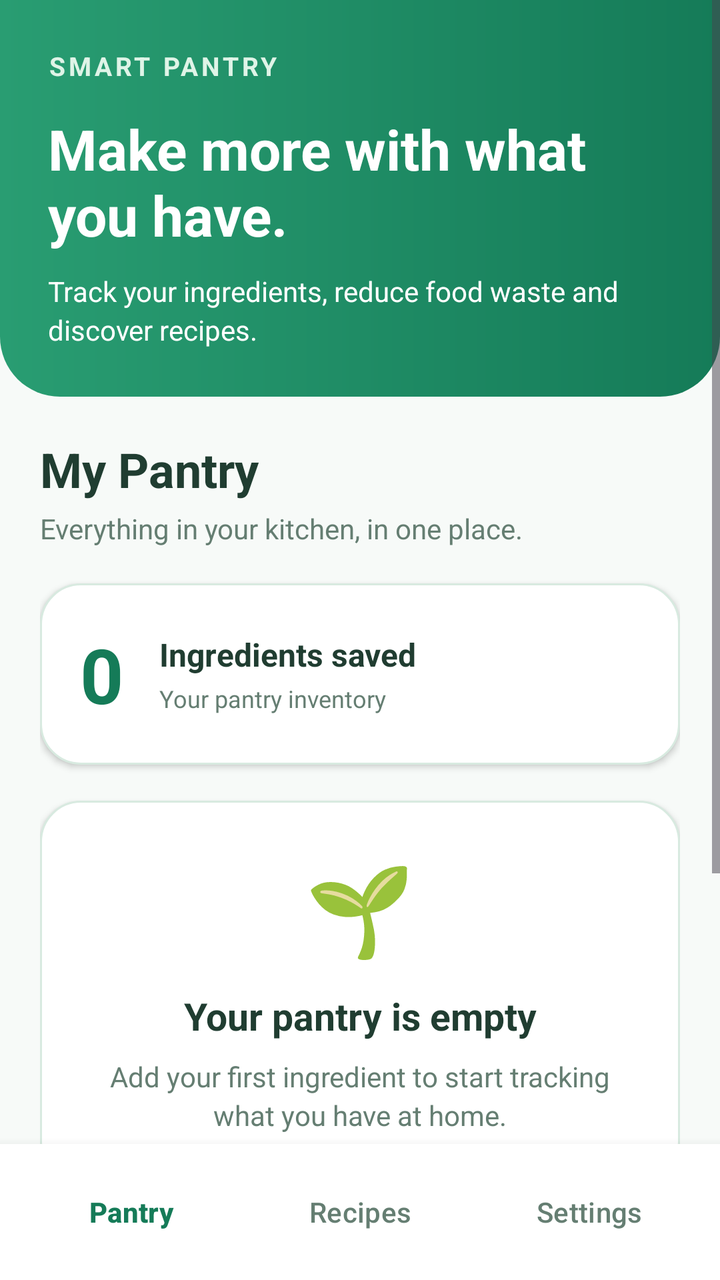
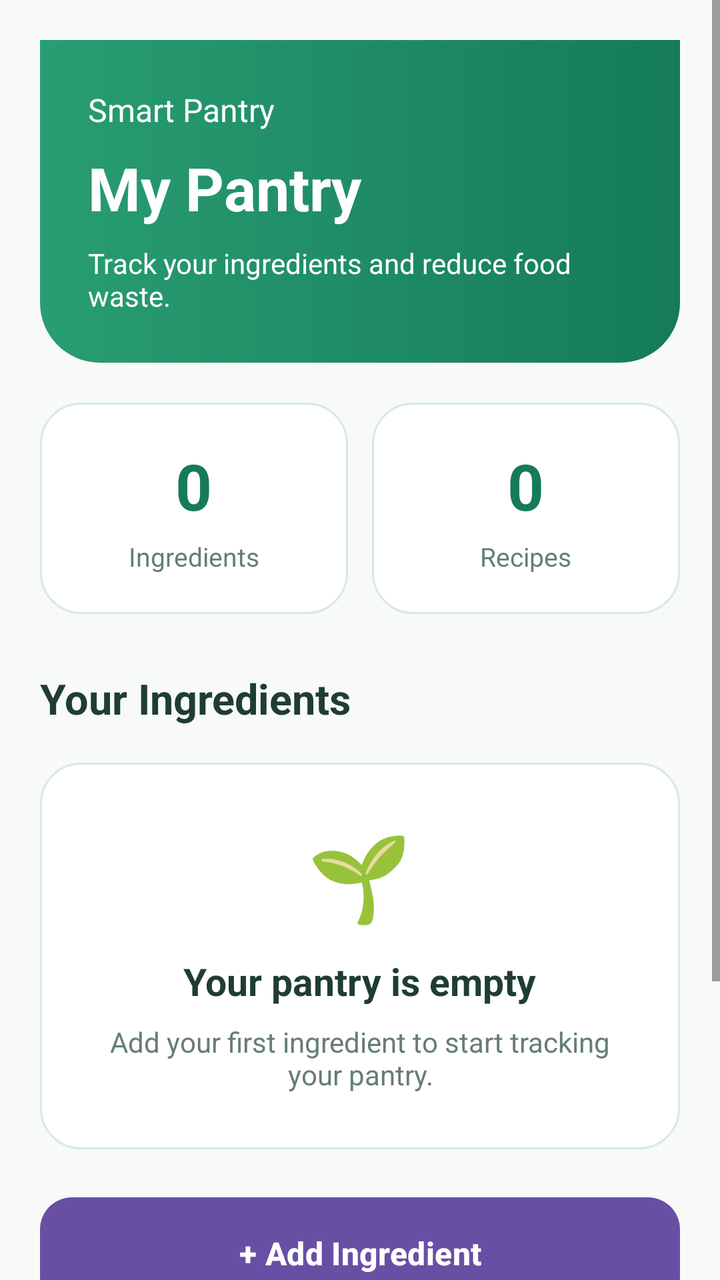

Two renders of the same Android screen: before a commit and after it. Below are the layout's source before the change and the commit's diff.
<!-- AndroidManifest.xml: application theme Theme.SmartPantryManager -->
<!-- res/layout/activity_main.xml -->
<?xml version="1.0" encoding="utf-8"?>
<LinearLayout
    xmlns:android="http://schemas.android.com/apk/res/android"
    android:id="@+id/main"
    android:layout_width="match_parent"
    android:layout_height="match_parent"
    android:orientation="vertical"
    android:background="@color/pantry_background">

    
    <ScrollView
        android:layout_width="match_parent"
        android:layout_height="0dp"
        android:layout_weight="1"
        android:fillViewport="true">

        <LinearLayout
            android:layout_width="match_parent"
            android:layout_height="wrap_content"
            android:orientation="vertical">

            
            <LinearLayout
                android:layout_width="match_parent"
                android:layout_height="wrap_content"
                android:orientation="vertical"
                android:padding="24dp"
                android:background="@drawable/bg_header">

                <TextView
                    android:layout_width="match_parent"
                    android:layout_height="wrap_content"
                    android:text="@string/header_kicker"
                    android:textColor="@color/pantry_mint"
                    android:textSize="13sp"
                    android:textStyle="bold"
                    android:letterSpacing="0.12" />

                <TextView
                    android:layout_width="match_parent"
                    android:layout_height="wrap_content"
                    android:layout_marginTop="14dp"
                    android:text="@string/header_title"
                    android:textColor="@color/pantry_white"
                    android:textSize="28sp"
                    android:textStyle="bold" />

                <TextView
                    android:layout_width="match_parent"
                    android:layout_height="wrap_content"
                    android:layout_marginTop="10dp"
                    android:text="@string/header_subtitle"
                    android:textColor="@color/pantry_white"
                    android:textSize="14sp"
                    android:lineSpacingExtra="3dp" />

            </LinearLayout>

            
            <LinearLayout
                android:layout_width="match_parent"
                android:layout_height="wrap_content"
                android:orientation="vertical"
                android:padding="20dp">

                
                <TextView
                    android:layout_width="match_parent"
                    android:layout_height="wrap_content"
                    android:text="@string/pantry_title"
                    android:textColor="@color/pantry_text"
                    android:textSize="24sp"
                    android:textStyle="bold" />

                <TextView
                    android:layout_width="match_parent"
                    android:layout_height="wrap_content"
                    android:layout_marginTop="4dp"
                    android:text="@string/pantry_subtitle"
                    android:textColor="@color/pantry_muted"
                    android:textSize="14sp" />

                
                <LinearLayout
                    android:layout_width="match_parent"
                    android:layout_height="wrap_content"
                    android:layout_marginTop="18dp"
                    android:padding="20dp"
                    android:orientation="horizontal"
                    android:gravity="center_vertical"
                    android:background="@drawable/bg_card"
                    android:elevation="2dp">

                    <TextView
                        android:id="@+id/tvIngredientCount"
                        android:layout_width="wrap_content"
                        android:layout_height="wrap_content"
                        android:text="@string/initial_pantry_count"
                        android:textColor="@color/pantry_green_dark"
                        android:textSize="38sp"
                        android:textStyle="bold" />

                    <LinearLayout
                        android:layout_width="match_parent"
                        android:layout_height="wrap_content"
                        android:layout_marginStart="18dp"
                        android:orientation="vertical">

                        <TextView
                            android:layout_width="match_parent"
                            android:layout_height="wrap_content"
                            android:text="@string/pantry_count_label"
                            android:textColor="@color/pantry_text"
                            android:textSize="16sp"
                            android:textStyle="bold" />

                        <TextView
                            android:layout_width="match_parent"
                            android:layout_height="wrap_content"
                            android:layout_marginTop="3dp"
                            android:text="@string/pantry_count_hint"
                            android:textColor="@color/pantry_muted"
                            android:textSize="12sp" />

                    </LinearLayout>

                </LinearLayout>

                
                <LinearLayout
                    android:id="@+id/emptyPantryCard"
                    android:layout_width="match_parent"
                    android:layout_height="wrap_content"
                    android:layout_marginTop="18dp"
                    android:padding="24dp"
                    android:orientation="vertical"
                    android:gravity="center"
                    android:background="@drawable/bg_card"
                    android:elevation="2dp">

                    <TextView
                        android:layout_width="wrap_content"
                        android:layout_height="wrap_content"
                        android:text="@string/empty_pantry_icon"
                        android:textSize="44sp" />

                    <TextView
                        android:layout_width="match_parent"
                        android:layout_height="wrap_content"
                        android:layout_marginTop="12dp"
                        android:gravity="center"
                        android:text="@string/empty_pantry_title"
                        android:textColor="@color/pantry_text"
                        android:textSize="19sp"
                        android:textStyle="bold" />

                    <TextView
                        android:layout_width="match_parent"
                        android:layout_height="wrap_content"
                        android:layout_marginTop="8dp"
                        android:gravity="center"
                        android:text="@string/empty_pantry_message"
                        android:textColor="@color/pantry_muted"
                        android:textSize="14sp"
                        android:lineSpacingExtra="3dp" />

                </LinearLayout>


                
                <LinearLayout
                    android:id="@+id/pantryListContainer"
                    android:layout_width="match_parent"
                    android:layout_height="wrap_content"
                    android:layout_marginTop="18dp"
                    android:orientation="vertical"
                    android:visibility="gone" />

                <TextView
                    android:id="@+id/tvIngredientListHint"
                    android:layout_width="match_parent"
                    android:layout_height="wrap_content"
                    android:layout_marginTop="8dp"
                    android:text="@string/ingredient_list_hint"
                    android:textColor="@color/pantry_muted"
                    android:textSize="12sp"
                    android:gravity="center"
                    android:visibility="gone" />


                
                <Button
                    android:id="@+id/btnAddIngredient"
                    android:layout_width="match_parent"
                    android:layout_height="54dp"
                    android:layout_marginTop="20dp"
                    android:background="@drawable/bg_primary_button"
                    android:backgroundTint="@null"
                    android:text="@string/add_ingredient"
                    android:textAllCaps="false"
                    android:textColor="@color/pantry_white"
                    android:textSize="16sp"
                    android:textStyle="bold" />

                
                <Button
                    android:id="@+id/btnExploreRecipes"
                    android:layout_width="match_parent"
                    android:layout_height="54dp"
                    android:layout_marginTop="10dp"
                    android:background="@drawable/bg_outline_button"
                    android:backgroundTint="@null"
                    android:text="@string/explore_recipes"
                    android:textAllCaps="false"
                    android:textColor="@color/pantry_green_dark"
                    android:textSize="16sp"
                    android:textStyle="bold" />

            </LinearLayout>

        </LinearLayout>

    </ScrollView>

    
    <LinearLayout
        android:layout_width="match_parent"
        android:layout_height="wrap_content"
        android:orientation="horizontal"
        android:gravity="center"
        android:padding="8dp"
        android:background="@color/pantry_white"
        android:elevation="8dp">

        <Button
            android:id="@+id/btnNavPantry"
            android:layout_width="0dp"
            android:layout_height="52dp"
            android:layout_weight="1"
            android:background="?attr/selectableItemBackground"
            android:text="@string/nav_pantry"
            android:textAllCaps="false"
            android:textColor="@color/pantry_green_dark"
            android:textStyle="bold" />

        <Button
            android:id="@+id/btnNavRecipes"
            android:layout_width="0dp"
            android:layout_height="52dp"
            android:layout_weight="1"
            android:background="?attr/selectableItemBackground"
            android:text="@string/nav_recipes"
            android:textAllCaps="false"
            android:textColor="@color/pantry_muted" />

        <Button
            android:id="@+id/btnNavSettings"
            android:layout_width="0dp"
            android:layout_height="52dp"
            android:layout_weight="1"
            android:background="?attr/selectableItemBackground"
            android:text="@string/nav_settings"
            android:textAllCaps="false"
            android:textColor="@color/pantry_muted" />

    </LinearLayout>

</LinearLayout>
<!-- resources referenced by this layout -->
<resources>
  <color name="pantry_background">#F7FAF8</color>
  <color name="pantry_green_dark">#157B58</color>
  <color name="pantry_mint">#DFF4E7</color>
  <color name="pantry_muted">#657E72</color>
  <color name="pantry_text">#203D31</color>
  <color name="pantry_white">#FFFFFF</color>
  <!-- drawable bg_card (drawable) -->
  <?xml version="1.0" encoding="utf-8"?>
  <shape xmlns:android="http://schemas.android.com/apk/res/android"
      android:shape="rectangle">
  
      <solid
          android:color="@color/pantry_white" />
  
      <corners
          android:radius="20dp" />
  
      <stroke
          android:width="1dp"
          android:color="@color/pantry_border" />
  
  </shape>
  <!-- drawable bg_header (drawable) -->
  <?xml version="1.0" encoding="utf-8"?>
  <shape xmlns:android="http://schemas.android.com/apk/res/android"
      android:shape="rectangle">
  
      
      <gradient
          android:startColor="@color/pantry_green"
          android:endColor="@color/pantry_green_dark"
          android:angle="0" />
  
      
      <corners
          android:bottomLeftRadius="30dp"
          android:bottomRightRadius="30dp" />
  
  </shape>
  <!-- drawable bg_outline_button (drawable) -->
  <?xml version="1.0" encoding="utf-8"?>
  <shape xmlns:android="http://schemas.android.com/apk/res/android"
      android:shape="rectangle">
  
      <solid
          android:color="@color/pantry_white" />
  
      <corners
          android:radius="16dp" />
  
      <stroke
          android:width="2dp"
          android:color="@color/pantry_green" />
  
  </shape>
  <!-- drawable bg_primary_button (drawable) -->
  <?xml version="1.0" encoding="utf-8"?>
  <shape xmlns:android="http://schemas.android.com/apk/res/android"
      android:shape="rectangle">
  
      <solid
          android:color="@color/pantry_green" />
  
      <corners
          android:radius="16dp" />
  
  </shape>
  <string name="add_ingredient">+ Add Ingredient</string>
  <string name="empty_pantry_icon">🌱</string>
  <string name="empty_pantry_message">Add your first ingredient to start tracking what you have at home.</string>
  <string name="empty_pantry_title">Your pantry is empty</string>
  <string name="explore_recipes">Explore Recipes</string>
  <string name="header_kicker">SMART PANTRY</string>
  <string name="header_subtitle">Track your ingredients, reduce food waste and discover recipes.</string>
  <string name="header_title">Make more with what you have.</string>
  <string name="ingredient_list_hint">Tap to edit • Hold to delete</string>
  <string name="initial_pantry_count">0</string>
  <string name="nav_pantry">Pantry</string>
  <string name="nav_recipes">Recipes</string>
  <string name="nav_settings">Settings</string>
  <string name="pantry_count_hint">Your pantry inventory</string>
  <string name="pantry_count_label">Ingredients saved</string>
  <string name="pantry_subtitle">Everything in your kitchen, in one place.</string>
  <string name="pantry_title">My Pantry</string>
  <style name="Theme.SmartPantryManager" parent="Base.Theme.SmartPantryManager" />
  <color name="pantry_border">#D8EAE0</color>
  <color name="pantry_green">#299D72</color>
  <style name="Base.Theme.SmartPantryManager" parent="Theme.Material3.DayNight.NoActionBar">
          
          
      </style>
</resources>

<!-- the commit's change to res/layout/activity_main.xml (unified diff, before → after) -->
@@ -1,268 +1,248 @@
 <?xml version="1.0" encoding="utf-8"?>
-<LinearLayout
+<ScrollView
     xmlns:android="http://schemas.android.com/apk/res/android"
     android:id="@+id/main"
     android:layout_width="match_parent"
     android:layout_height="match_parent"
-    android:orientation="vertical"
+    android:fillViewport="true"
     android:background="@color/pantry_background">
 
-    
-    <ScrollView
-        android:layout_width="match_parent"
-        android:layout_height="0dp"
-        android:layout_weight="1"
-        android:fillViewport="true">
-
-        <LinearLayout
-            android:layout_width="match_parent"
-            android:layout_height="wrap_content"
-            android:orientation="vertical">
-
-            
-            <LinearLayout
-                android:layout_width="match_parent"
-                android:layout_height="wrap_content"
-                android:orientation="vertical"
-                android:padding="24dp"
-                android:background="@drawable/bg_header">
-
-                <TextView
-                    android:layout_width="match_parent"
-                    android:layout_height="wrap_content"
-                    android:text="@string/header_kicker"
-                    android:textColor="@color/pantry_mint"
-                    android:textSize="13sp"
-                    android:textStyle="bold"
-                    android:letterSpacing="0.12" />
-
-                <TextView
-                    android:layout_width="match_parent"
-                    android:layout_height="wrap_content"
-                    android:layout_marginTop="14dp"
-                    android:text="@string/header_title"
-                    android:textColor="@color/pantry_white"
-                    android:textSize="28sp"
-                    android:textStyle="bold" />
-
-                <TextView
-                    android:layout_width="match_parent"
-                    android:layout_height="wrap_content"
-                    android:layout_marginTop="10dp"
-                    android:text="@string/header_subtitle"
-                    android:textColor="@color/pantry_white"
-                    android:textSize="14sp"
-                    android:lineSpacingExtra="3dp" />
-
-            </LinearLayout>
-
-            
-            <LinearLayout
-                android:layout_width="match_parent"
-                android:layout_height="wrap_content"
-                android:orientation="vertical"
-                android:padding="20dp">
-
-                
-                <TextView
-                    android:layout_width="match_parent"
-                    android:layout_height="wrap_content"
-                    android:text="@string/pantry_title"
-                    android:textColor="@color/pantry_text"
-                    android:textSize="24sp"
-                    android:textStyle="bold" />
-
-                <TextView
-                    android:layout_width="match_parent"
-                    android:layout_height="wrap_content"
-                    android:layout_marginTop="4dp"
-                    android:text="@string/pantry_subtitle"
-                    android:textColor="@color/pantry_muted"
-                    android:textSize="14sp" />
-
-                
-                <LinearLayout
-                    android:layout_width="match_parent"
-                    android:layout_height="wrap_content"
-                    android:layout_marginTop="18dp"
-                    android:padding="20dp"
-                    android:orientation="horizontal"
-                    android:gravity="center_vertical"
-                    android:background="@drawable/bg_card"
-                    android:elevation="2dp">
-
-                    <TextView
-                        android:id="@+id/tvIngredientCount"
-                        android:layout_width="wrap_content"
-                        android:layout_height="wrap_content"
-                        android:text="@string/initial_pantry_count"
-                        android:textColor="@color/pantry_green_dark"
-                        android:textSize="38sp"
-                        android:textStyle="bold" />
-
-                    <LinearLayout
-                        android:layout_width="match_parent"
-                        android:layout_height="wrap_content"
-                        android:layout_marginStart="18dp"
-                        android:orientation="vertical">
-
-                        <TextView
-                            android:layout_width="match_parent"
-                            android:layout_height="wrap_content"
-                            android:text="@string/pantry_count_label"
-                            android:textColor="@color/pantry_text"
-                            android:textSize="16sp"
-                            android:textStyle="bold" />
-
-                        <TextView
-                            android:layout_width="match_parent"
-                            android:layout_height="wrap_content"
-                            android:layout_marginTop="3dp"
-                            android:text="@string/pantry_count_hint"
-                            android:textColor="@color/pantry_muted"
-                            android:textSize="12sp" />
-
-                    </LinearLayout>
-
-                </LinearLayout>
-
-                
-                <LinearLayout
-                    android:id="@+id/emptyPantryCard"
-                    android:layout_width="match_parent"
-                    android:layout_height="wrap_content"
-                    android:layout_marginTop="18dp"
-                    android:padding="24dp"
-                    android:orientation="vertical"
-                    android:gravity="center"
-                    android:background="@drawable/bg_card"
-                    android:elevation="2dp">
-
-                    <TextView
-                        android:layout_width="wrap_content"
-                        android:layout_height="wrap_content"
-                        android:text="@string/empty_pantry_icon"
-                        android:textSize="44sp" />
-
-                    <TextView
-                        android:layout_width="match_parent"
-                        android:layout_height="wrap_content"
-                        android:layout_marginTop="12dp"
-                        android:gravity="center"
-                        android:text="@string/empty_pantry_title"
-                        android:textColor="@color/pantry_text"
-                        android:textSize="19sp"
-                        android:textStyle="bold" />
-
-                    <TextView
-                        android:layout_width="match_parent"
-                        android:layout_height="wrap_content"
-                        android:layout_marginTop="8dp"
-                        android:gravity="center"
-                        android:text="@string/empty_pantry_message"
-                        android:textColor="@color/pantry_muted"
-                        android:textSize="14sp"
-                        android:lineSpacingExtra="3dp" />
-
-                </LinearLayout>
-
-
-                
-                <LinearLayout
-                    android:id="@+id/pantryListContainer"
-                    android:layout_width="match_parent"
-                    android:layout_height="wrap_content"
-                    android:layout_marginTop="18dp"
-                    android:orientation="vertical"
-                    android:visibility="gone" />
-
-                <TextView
-                    android:id="@+id/tvIngredientListHint"
-                    android:layout_width="match_parent"
-                    android:layout_height="wrap_content"
-                    android:layout_marginTop="8dp"
-                    android:text="@string/ingredient_list_hint"
-                    android:textColor="@color/pantry_muted"
-                    android:textSize="12sp"
-                    android:gravity="center"
-                    android:visibility="gone" />
-
-
-                
-                <Button
-                    android:id="@+id/btnAddIngredient"
-                    android:layout_width="match_parent"
-                    android:layout_height="54dp"
-                    android:layout_marginTop="20dp"
-                    android:background="@drawable/bg_primary_button"
-                    android:backgroundTint="@null"
-                    android:text="@string/add_ingredient"
-                    android:textAllCaps="false"
-                    android:textColor="@color/pantry_white"
-                    android:textSize="16sp"
-                    android:textStyle="bold" />
-
-                
-                <Button
-                    android:id="@+id/btnExploreRecipes"
-                    android:layout_width="match_parent"
-                    android:layout_height="54dp"
-                    android:layout_marginTop="10dp"
-                    android:background="@drawable/bg_outline_button"
-                    android:backgroundTint="@null"
-                    android:text="@string/explore_recipes"
-                    android:textAllCaps="false"
-                    android:textColor="@color/pantry_green_dark"
-                    android:textSize="16sp"
-                    android:textStyle="bold" />
-
-            </LinearLayout>
-
-        </LinearLayout>
-
-    </ScrollView>
-
-    
     <LinearLayout
         android:layout_width="match_parent"
         android:layout_height="wrap_content"
-        android:orientation="horizontal"
-        android:gravity="center"
-        android:padding="8dp"
-        android:background="@color/pantry_white"
-        android:elevation="8dp">
-
+        android:orientation="vertical"
+        android:padding="20dp">
+
+        
+        <LinearLayout
+            android:layout_width="match_parent"
+            android:layout_height="wrap_content"
+            android:orientation="vertical"
+            android:padding="24dp"
+            android:background="@drawable/bg_header">
+
+            <TextView
+                android:layout_width="match_parent"
+                android:layout_height="wrap_content"
+                android:text="Smart Pantry"
+                android:textColor="@color/pantry_white"
+                android:textSize="16sp" />
+
+            <TextView
+                android:layout_width="match_parent"
+                android:layout_height="wrap_content"
+                android:layout_marginTop="8dp"
+                android:text="My Pantry"
+                android:textColor="@color/pantry_white"
+                android:textSize="30sp"
+                android:textStyle="bold" />
+
+            <TextView
+                android:layout_width="match_parent"
+                android:layout_height="wrap_content"
+                android:layout_marginTop="8dp"
+                android:text="Track your ingredients and reduce food waste."
+                android:textColor="@color/pantry_white"
+                android:textSize="14sp" />
+
+        </LinearLayout>
+
+        
+        <LinearLayout
+            android:layout_width="match_parent"
+            android:layout_height="wrap_content"
+            android:layout_marginTop="20dp"
+            android:orientation="horizontal">
+
+            <LinearLayout
+                android:layout_width="0dp"
+                android:layout_height="wrap_content"
+                android:layout_weight="1"
+                android:padding="20dp"
+                android:orientation="vertical"
+                android:gravity="center"
+                android:background="@drawable/bg_card">
+
+                <TextView
+                    android:id="@+id/tvIngredientCount"
+                    android:layout_width="wrap_content"
+                    android:layout_height="wrap_content"
+                    android:text="0"
+                    android:textColor="@color/pantry_green_dark"
+                    android:textSize="32sp"
+                    android:textStyle="bold" />
+
+                <TextView
+                    android:layout_width="wrap_content"
+                    android:layout_height="wrap_content"
+                    android:layout_marginTop="5dp"
+                    android:text="Ingredients"
+                    android:textColor="@color/pantry_muted"
+                    android:textSize="13sp" />
+
+            </LinearLayout>
+
+            <LinearLayout
+                android:layout_width="0dp"
+                android:layout_height="wrap_content"
+                android:layout_weight="1"
+                android:layout_marginStart="12dp"
+                android:padding="20dp"
+                android:orientation="vertical"
+                android:gravity="center"
+                android:background="@drawable/bg_card">
+
+                <TextView
+                    android:layout_width="wrap_content"
+                    android:layout_height="wrap_content"
+                    android:text="0"
+                    android:textColor="@color/pantry_green_dark"
+                    android:textSize="32sp"
+                    android:textStyle="bold" />
+
+                <TextView
+                    android:layout_width="wrap_content"
+                    android:layout_height="wrap_content"
+                    android:layout_marginTop="5dp"
+                    android:text="Recipes"
+                    android:textColor="@color/pantry_muted"
+                    android:textSize="13sp" />
+
+            </LinearLayout>
+        </LinearLayout>
+
+        
+        <TextView
+            android:layout_width="match_parent"
+            android:layout_height="wrap_content"
+            android:layout_marginTop="28dp"
+            android:text="Your Ingredients"
+            android:textColor="@color/pantry_text"
+            android:textSize="21sp"
+            android:textStyle="bold" />
+
+        
+        <LinearLayout
+            android:id="@+id/emptyPantryCard"
+            android:layout_width="match_parent"
+            android:layout_height="wrap_content"
+            android:layout_marginTop="18dp"
+            android:orientation="vertical"
+            android:gravity="center"
+            android:padding="28dp"
+            android:background="@drawable/bg_card">
+
+            <TextView
+                android:layout_width="wrap_content"
+                android:layout_height="wrap_content"
+                android:text="🌱"
+                android:textSize="42sp" />
+
+            <TextView
+                android:layout_width="wrap_content"
+                android:layout_height="wrap_content"
+                android:layout_marginTop="12dp"
+                android:text="Your pantry is empty"
+                android:textColor="@color/pantry_text"
+                android:textSize="19sp"
+                android:textStyle="bold" />
+
+            <TextView
+                android:layout_width="match_parent"
+                android:layout_height="wrap_content"
+                android:layout_marginTop="8dp"
+                android:gravity="center"
+                android:text="Add your first ingredient to start tracking your pantry."
+                android:textColor="@color/pantry_muted"
+                android:textSize="14sp" />
+
+        </LinearLayout>
+
+        
+        <androidx.recyclerview.widget.RecyclerView
+            android:id="@+id/recyclerViewPantry"
+            android:layout_width="match_parent"
+            android:layout_height="wrap_content"
+            android:layout_marginTop="18dp"
+            android:nestedScrollingEnabled="false"
+            android:clipToPadding="false"
+            android:visibility="gone" />
+
+        
+        <TextView
+            android:id="@+id/tvIngredientListHint"
+            android:layout_width="match_parent"
+            android:layout_height="wrap_content"
+            android:layout_marginTop="8dp"
+            android:gravity="center"
+            android:text="Tap an ingredient to edit • Hold to delete"
+            android:textColor="@color/pantry_muted"
+            android:textSize="12sp"
+            android:visibility="gone" />
+
+        
         <Button
-            android:id="@+id/btnNavPantry"
-            android:layout_width="0dp"
-            android:layout_height="52dp"
-            android:layout_weight="1"
-            android:background="?attr/selectableItemBackground"
-            android:text="@string/nav_pantry"
+            android:id="@+id/btnAddIngredient"
+            android:layout_width="match_parent"
+            android:layout_height="56dp"
+            android:layout_marginTop="24dp"
+            android:background="@drawable/bg_primary_button"
+            android:backgroundTint="@null"
+            android:text="+ Add Ingredient"
+            android:textAllCaps="false"
+            android:textColor="@color/pantry_white"
+            android:textSize="16sp"
+            android:textStyle="bold" />
+
+        
+        <Button
+            android:id="@+id/btnExploreRecipes"
+            android:layout_width="match_parent"
+            android:layout_height="54dp"
+            android:layout_marginTop="12dp"
+            android:background="@drawable/bg_outline_button"
+            android:backgroundTint="@null"
+            android:text="Explore Recipes"
             android:textAllCaps="false"
             android:textColor="@color/pantry_green_dark"
-            android:textStyle="bold" />
-
-        <Button
-            android:id="@+id/btnNavRecipes"
-            android:layout_width="0dp"
-            android:layout_height="52dp"
-            android:layout_weight="1"
-            android:background="?attr/selectableItemBackground"
-            android:text="@string/nav_recipes"
-            android:textAllCaps="false"
-            android:textColor="@color/pantry_muted" />
-
-        <Button
-            android:id="@+id/btnNavSettings"
-            android:layout_width="0dp"
-            android:layout_height="52dp"
-            android:layout_weight="1"
-            android:background="?attr/selectableItemBackground"
-            android:text="@string/nav_settings"
-            android:textAllCaps="false"
-            android:textColor="@color/pantry_muted" />
+            android:textSize="15sp" />
+
+        
+        <LinearLayout
+            android:layout_width="match_parent"
+            android:layout_height="wrap_content"
+            android:layout_marginTop="28dp"
+            android:orientation="horizontal"
+            android:gravity="center"
+            android:padding="8dp"
+            android:background="@drawable/bg_card">
+
+            <Button
+                android:id="@+id/btnNavPantry"
+                android:layout_width="0dp"
+                android:layout_height="50dp"
+                android:layout_weight="1"
+                android:text="Pantry"
+                android:textAllCaps="false" />
+
+            <Button
+                android:id="@+id/btnNavRecipes"
+                android:layout_width="0dp"
+                android:layout_height="50dp"
+                android:layout_weight="1"
+                android:text="Recipes"
+                android:textAllCaps="false" />
+
+            <Button
+                android:id="@+id/btnNavSettings"
+                android:layout_width="0dp"
+                android:layout_height="50dp"
+                android:layout_weight="1"
+                android:text="Settings"
+                android:textAllCaps="false" />
+
+        </LinearLayout>
 
     </LinearLayout>
 
-</LinearLayout>
+</ScrollView>
<!-- resource entries referenced after the edit -->
@@ -2,7 +2,6 @@
 <resources>
   <color name="pantry_background">#F7FAF8</color>
   <color name="pantry_green_dark">#157B58</color>
-  <color name="pantry_mint">#DFF4E7</color>
   <color name="pantry_muted">#657E72</color>
   <color name="pantry_text">#203D31</color>
   <color name="pantry_white">#FFFFFF</color>
@@ -67,23 +66,6 @@
           android:radius="16dp" />
   
   </shape>
-  <string name="add_ingredient">+ Add Ingredient</string>
-  <string name="empty_pantry_icon">🌱</string>
-  <string name="empty_pantry_message">Add your first ingredient to start tracking what you have at home.</string>
-  <string name="empty_pantry_title">Your pantry is empty</string>
-  <string name="explore_recipes">Explore Recipes</string>
-  <string name="header_kicker">SMART PANTRY</string>
-  <string name="header_subtitle">Track your ingredients, reduce food waste and discover recipes.</string>
-  <string name="header_title">Make more with what you have.</string>
-  <string name="ingredient_list_hint">Tap to edit • Hold to delete</string>
-  <string name="initial_pantry_count">0</string>
-  <string name="nav_pantry">Pantry</string>
-  <string name="nav_recipes">Recipes</string>
-  <string name="nav_settings">Settings</string>
-  <string name="pantry_count_hint">Your pantry inventory</string>
-  <string name="pantry_count_label">Ingredients saved</string>
-  <string name="pantry_subtitle">Everything in your kitchen, in one place.</string>
-  <string name="pantry_title">My Pantry</string>
   <style name="Theme.SmartPantryManager" parent="Base.Theme.SmartPantryManager" />
   <color name="pantry_border">#D8EAE0</color>
   <color name="pantry_green">#299D72</color>
